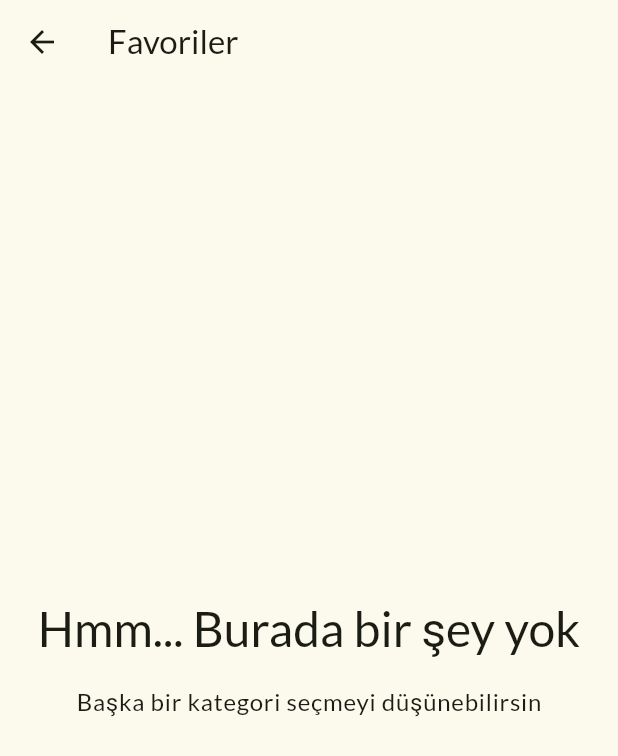
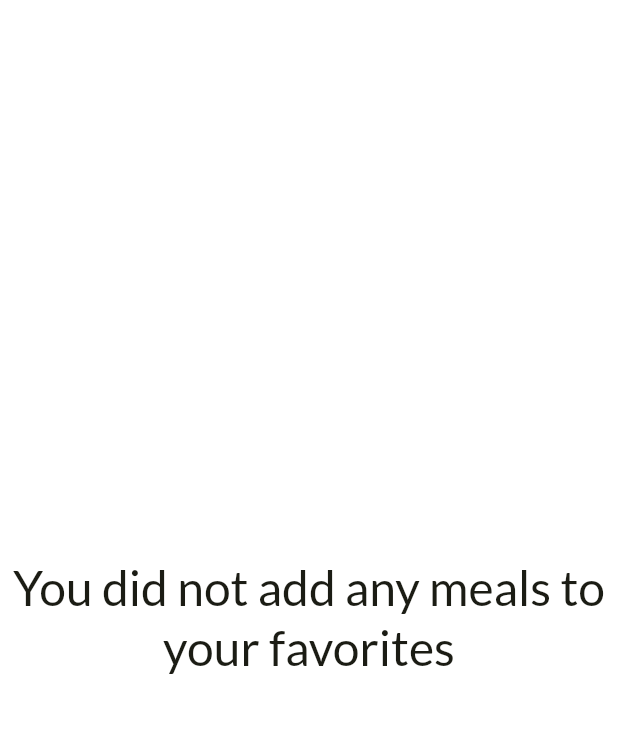
Before and after one commit to Flutter-Egitim/Meals-App, a Flutter app: the MealsScreen screen opened directly, on a phone screen of 412 x 824 dp. Shown: the top 756 px of the screen. Run offline on Flutter 3.47's test engine with Material 3 defaults, Android fonts, the phone set to English and light mode, and no system bars; our stand-ins replace google_fonts, shared_preferences, transparent_image; accounts and stored records are empty.

Commit message:
favorites

```diff
--- a/lib/main.dart
+++ b/lib/main.dart
@@ -1,7 +1,6 @@
 import 'package:flutter/material.dart';
 import 'package:google_fonts/google_fonts.dart';
 import 'package:meals_app/providers/theme_provider.dart';
-import 'package:meals_app/screens/category_screen.dart';
 import 'package:meals_app/widget_tree.dart';
 import 'package:provider/provider.dart';
 
--- a/lib/screens/category_screen.dart
+++ b/lib/screens/category_screen.dart
@@ -2,7 +2,6 @@ import 'package:flutter/material.dart';
 import 'package:meals_app/data/dummy_data.dart';
 import 'package:meals_app/models/category.dart';
 import 'package:meals_app/screens/meals_screen.dart';
-import 'package:meals_app/screens/settings_screen.dart';
 import 'package:meals_app/widgets/category_grid_item.dart';
 
 class CategoryScreen extends StatelessWidget {
--- a/lib/screens/meals_screen.dart
+++ b/lib/screens/meals_screen.dart
@@ -1,12 +1,13 @@
 import 'package:flutter/material.dart';
+import 'package:meals_app/data/notifiers.dart';
 import 'package:meals_app/models/meal.dart';
 import 'package:meals_app/widgets/meal_item.dart';
 
 class MealsScreen extends StatelessWidget {
-  final String title;
+  final String? title;
   final List<Meal> meals;
 
-  const MealsScreen({super.key, required this.title, required this.meals});
+  const MealsScreen({super.key, this.title, required this.meals});
 
   @override
   Widget build(BuildContext context) {
@@ -31,7 +32,7 @@ class MealsScreen extends StatelessWidget {
       ),
     );
 
-    if (meals.isNotEmpty) {
+    if (meals.isNotEmpty && title != null) {
       content = ListView.builder(
         itemCount: meals.length,
         itemBuilder: (context, index) {
@@ -40,9 +41,40 @@ class MealsScreen extends StatelessWidget {
       );
     }
 
-    return Scaffold(
-      appBar: AppBar(title: Text(title), centerTitle: false),
-      body: content,
-    );
+    if (title == null) {
+      content = ValueListenableBuilder(
+        valueListenable: favoriteListNotifier,
+        builder: (context, favorites, child) {
+          if (favorites.isEmpty) {
+            return Center(
+              child: Text(
+                "You did not add any meals to your favorites",
+                textAlign: TextAlign.center,
+                style: Theme.of(context).textTheme.headlineLarge!.copyWith(
+                  color: Theme.of(context).colorScheme.onSurface,
+                ),
+              ),
+            );
+          }
+          return ListView.builder(
+            itemCount: favorites.length,
+            itemBuilder: (context, index) {
+              return MealItem(meal: favorites[index]);
+            },
+          );
+        },
+      );
+
+      return content;
+    }
+
+    if (title != null) {
+      return Scaffold(
+        appBar: AppBar(title: Text(title!), centerTitle: false),
+        body: content,
+      );
+    }
+
+    return content;
   }
 }
--- a/lib/widget_tree.dart
+++ b/lib/widget_tree.dart
@@ -13,10 +13,7 @@ class WidgetTree extends StatefulWidget {
 class _WidgetTreeState extends State<WidgetTree> {
   List<Map<String, dynamic>> pages = [
     {"title": "Select Category", "widget": CategoryScreen()},
-    {
-      "title": "Favorites",
-      "widget": MealsScreen(title: "Favoriler", meals: []),
-    },
+    {"title": "Favorites", "widget": MealsScreen(title: null, meals: [])},
   ];
 
   int _selectedIndex = 0;
```
Also changed, not shown: lib/widgets/meal_item.dart (+21 -9 lines), 1 other file.
